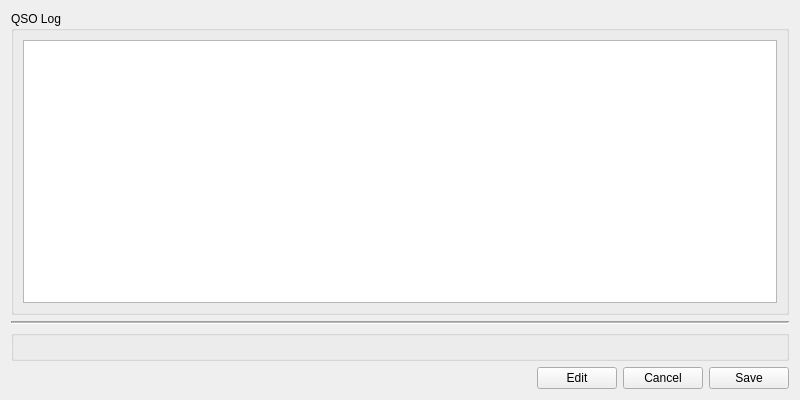
Before: the Qt Designer form ui/logviewer.ui in gladdware/qhamlog, drawn with Qt 5.
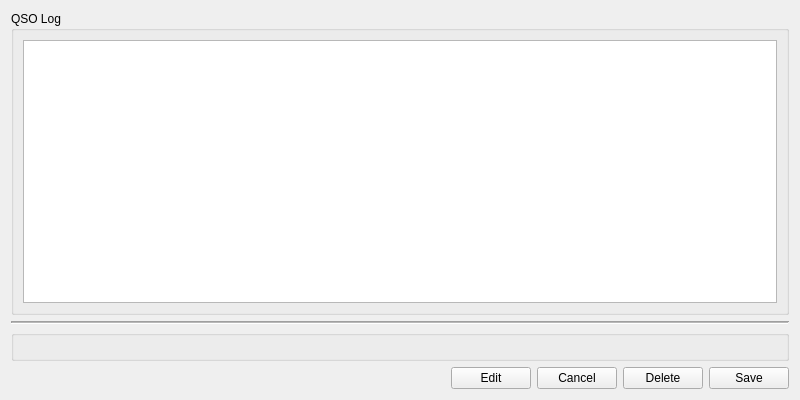
After: the same form once the commit is applied. Custom widgets are drawn as their Qt base class.

The edit to the form file:
```diff
--- a/ui/logviewer.ui
+++ b/ui/logviewer.ui
@@ -80,7 +80,7 @@
     <widget class="QsoDataForm" name="qsoForm"/>
    </item>
    <item>
-    <layout class="QHBoxLayout" name="horizontalLayout_2" stretch="1,0,0,0">
+    <layout class="QHBoxLayout" name="horizontalLayout_2" stretch="1,0,0,0,0">
      <item>
       <widget class="QLabel" name="statusLbl">
        <property name="text">
@@ -102,6 +102,13 @@
        </property>
       </widget>
      </item>
+     <item>
+      <widget class="QPushButton" name="deleteBtn">
+       <property name="text">
+        <string>Delete</string>
+       </property>
+      </widget>
+     </item>
      <item>
       <widget class="QPushButton" name="saveBtn">
        <property name="text">
```
